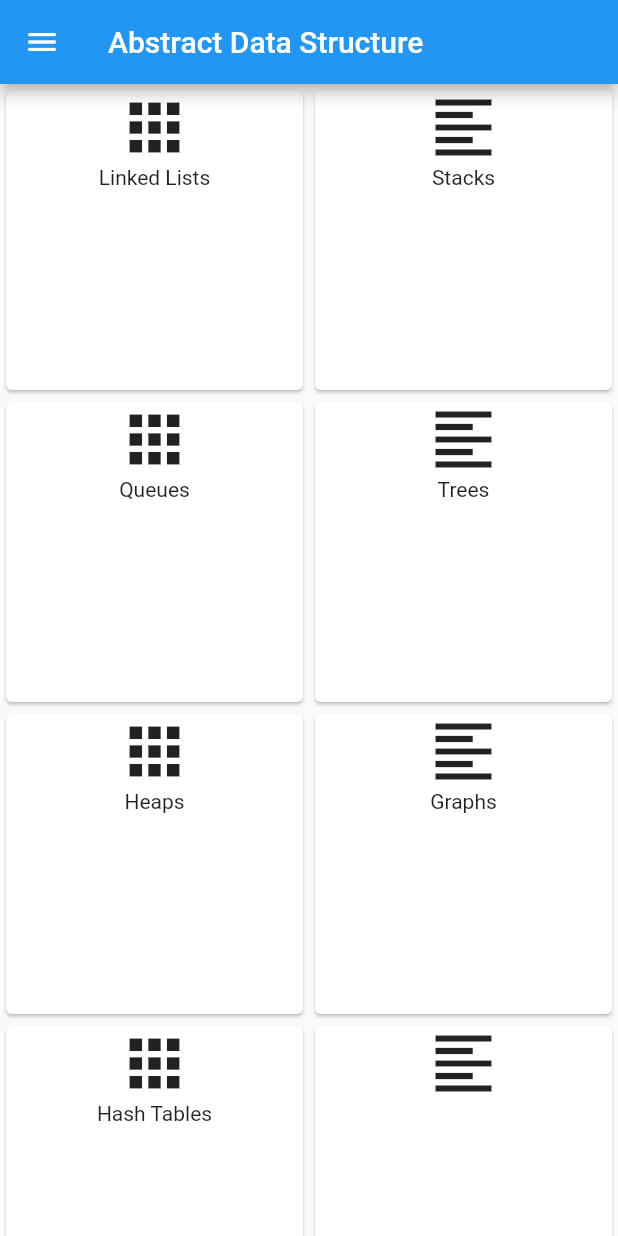
After one commit to yuktagopalani/DSA-App, a Flutter app: the Abstract screen opened by its route, on a phone screen of 412 x 824 dp. The commit adds this screen. Run offline on Flutter 3.47's test engine with Material 2 defaults, Android fonts, the phone set to English and light mode, and no system bars.

Commit message:
Set the dummy project

```diff
--- /dev/null
+++ b/lib/Abstractdatastructure.dart
@@ -0,0 +1,176 @@
+import 'package:flutter/material.dart';
+import 'navdrawer.dart';
+class Abstract extends StatelessWidget {
+  @override
+  Widget build(BuildContext context) {
+    return Scaffold(
+      appBar: AppBar(
+        title: Text('Abstract Data Structure'),
+      ),
+      drawer:Navdrawer() ,
+      body: ListView(
+        children:<Widget> [
+          Column(
+            children:<Widget> [
+              Row(
+                children: [
+                  Expanded(
+                    child: Card(
+                      child: Container(
+                        child: Column(
+                          children: <Widget> [
+                            Icon(Icons.apps,
+                              size: 50.0,
+                            ),
+                            Text('Linked Lists')
+
+                          ],
+                        ),
+                        height: 200,
+                      ),
+
+                    ),
+                  ),
+                  Expanded(
+                    child: Card(
+                      child: Container(
+                        child: Column(
+                          children: <Widget> [
+                            Icon(Icons.format_align_left,
+                              size: 50.0,
+                            ),
+                            Text('Stacks')
+
+                          ],
+                        ),
+                        height: 200,
+                      ),
+
+                    ),
+                  ),
+                ],
+              ) ,
+              Row(
+                children: [
+                  Expanded(
+                    child: Card(
+                      child: Container(
+                        child: Column(
+                          children: <Widget> [
+                            Icon(Icons.apps,
+                              size: 50.0,
+                            ),
+                            Text('Queues')
+
+                          ],
+                        ),
+                        height: 200,
+                      ),
+
+                    ),
+                  ),
+                  Expanded(
+                    child: Card(
+                      child: Container(
+                        child: Column(
+                          children: <Widget> [
+                            Icon(Icons.format_align_left,
+                              size: 50.0,
+                            ),
+                            Text('Trees')
+
+                          ],
+                        ),
+                        height: 200,
+                      ),
+
+                    ),
+                  ),
+                ],
+              ) ,
+              Row(
+                children: [
+                  Expanded(
+                    child: Card(
+                      child: Container(
+                        child: Column(
+                          children: <Widget> [
+                            Icon(Icons.apps,
+                              size: 50.0,
+                            ),
+                            Text('Heaps')
+
+                          ],
+                        ),
+                        height: 200,
+                      ),
+
+                    ),
+                  ),
+                  Expanded(
+                    child: Card(
+                      child: Container(
+                        child: Column(
+                          children: <Widget> [
+                            Icon(Icons.format_align_left,
+                              size: 50.0,
+                            ),
+                            Text('Graphs')
+
+                          ],
+                        ),
+                        height: 200,
+                      ),
+
+                    ),
+                  ),
+                ],
+              ) ,
+              Row(
+                children: [
+                  Expanded(
+                    child: Card(
+                      child: Container(
+                        child: Column(
+                          children: <Widget> [
+                            Icon(Icons.apps,
+                              size: 50.0,
+                            ),
+                            Text('Hash Tables')
+
+                          ],
+                        ),
+                        height: 200,
+                      ),
+
+                    ),
+                  ),
+                  Expanded(
+                    child: Card(
+                      child: Container(
+                        child: Column(
+                          children: <Widget> [
+                            Icon(Icons.format_align_left,
+                              size: 50.0,
+                            ),
+                            Text('')
+
+                          ],
+                        ),
+                        height: 200,
+                      ),
+
+                    ),
+                  ),
+                ],
+              ) ,
+            ],
+
+
+          ),
+
+        ],
+      ),
+    );
+  }
+}
```
Also changed, not shown: lib/Inbuiltdatastructure.dart (added, +55 -0 lines), lib/home.dart (deleted, +0 -11 lines), lib/homepage.dart (added, +16 -0 lines), lib/main.dart (+12 -9 lines), lib/navdrawer.dart (+9 -3 lines), 2 other files.
